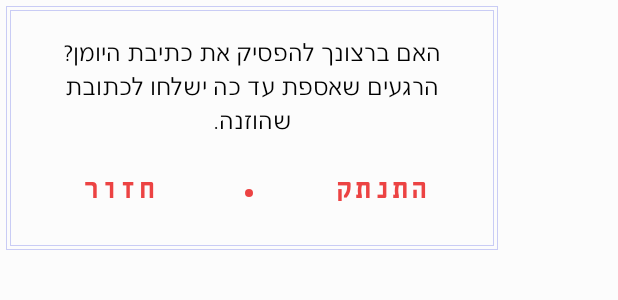
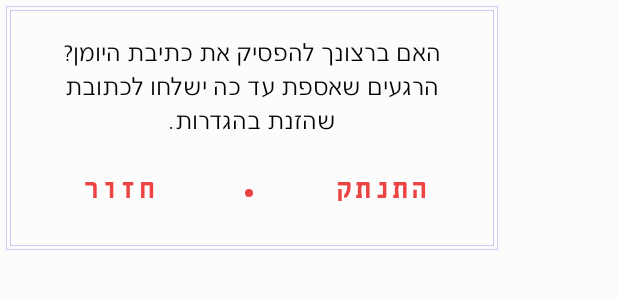
Before and after one commit to amitilan17/random-moments, an Android app: the layout logout_dialog.xml on its own in the app's theme, with its tools: preview values and no code run, on a phone screen of 412 x 824 dp. Shown: the top 300 px of the screen. Run offline under Robolectric (Android 15) with nearby library versions, the phone set to English and light mode, and no system bars.

Commit message:
string fix

```diff
--- a/RandomMemories/app/src/main/res/values/strings.xml
+++ b/RandomMemories/app/src/main/res/values/strings.xml
@@ -41,7 +41,7 @@
     <string name="dont_show_again">אל תציג שנית</string>
 
     <!--    logout dialog-->
-    <string name="logout_dialog_text">האם ברצונך להפסיק את כתיבת היומן?\nהרגעים שאספת עד כה ישלחו לכתובת שהוזנה.</string>
+    <string name="logout_dialog_text">האם ברצונך להפסיק את כתיבת היומן?\nהרגעים שאספת עד כה ישלחו לכתובת שהזנת בהגדרות.</string>
     <string name="logout_dialog_pos_button">התנתק</string>
     <string name="logout_dialog_neg_button">חזור</string>
 
```
